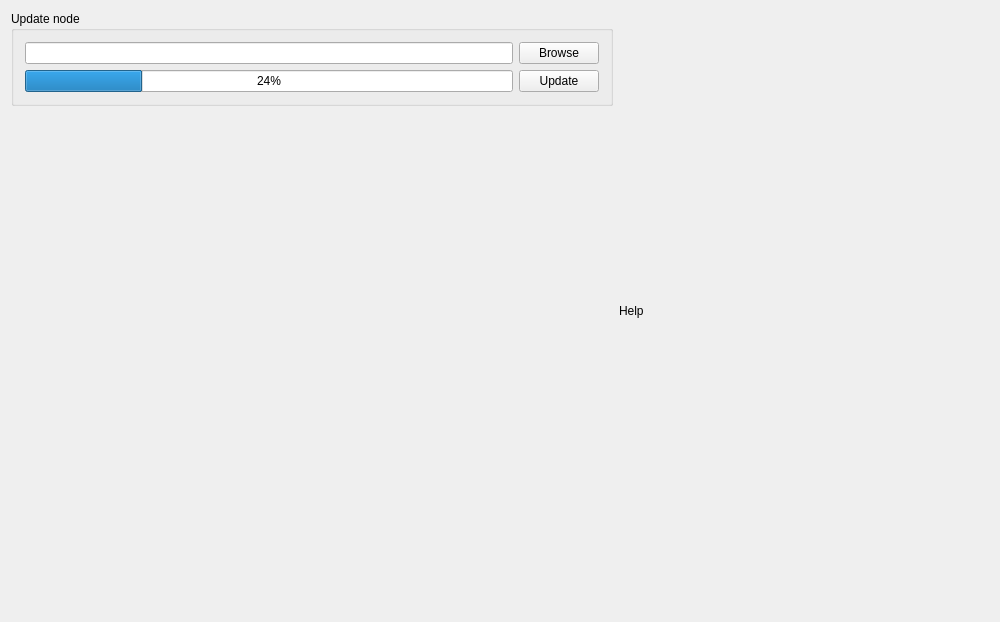
Qt form lpstools/assets/gui.ui (bitcraze/lps-tools) before a commit.
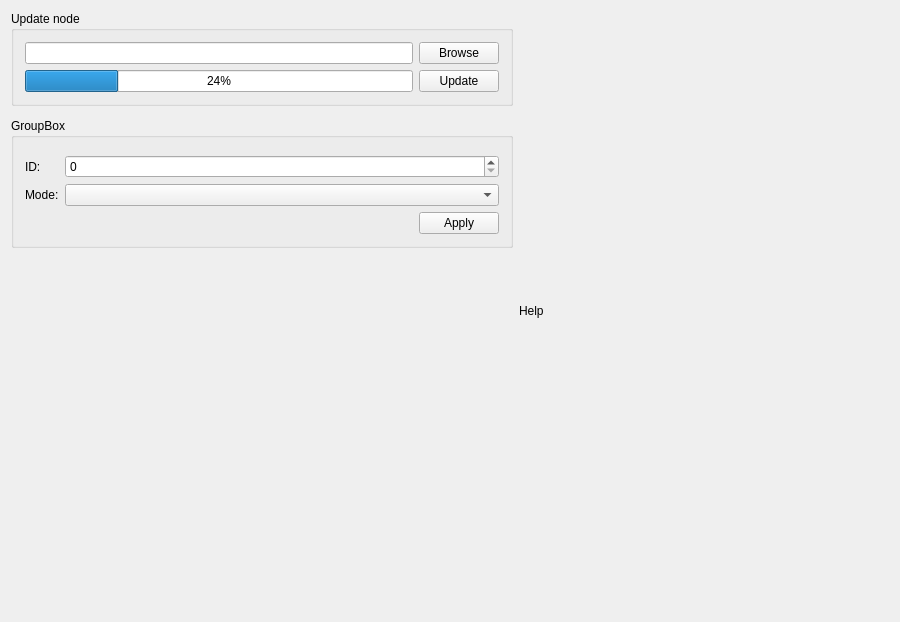
The same form after that commit.

Commit message: #5 update lps tools gui with configure groupbox

Patch:
```diff
--- a/lpstools/assets/gui.ui
+++ b/lpstools/assets/gui.ui
@@ -9,7 +9,7 @@
    <rect>
     <x>0</x>
     <y>0</y>
-    <width>1000</width>
+    <width>900</width>
     <height>622</height>
    </rect>
   </property>
@@ -28,7 +28,7 @@
    </property>
    <layout class="QGridLayout" name="gridLayout">
     <item row="0" column="0">
-     <widget class="QGroupBox" name="groupBox">
+     <widget class="QGroupBox" name="groupBoxUpdate">
       <property name="enabled">
        <bool>true</bool>
       </property>
@@ -81,7 +81,7 @@
       </layout>
      </widget>
     </item>
-    <item row="1" column="0">
+    <item row="4" column="0">
      <spacer name="verticalSpacer">
       <property name="orientation">
        <enum>Qt::Vertical</enum>
@@ -94,7 +94,63 @@
       </property>
      </spacer>
     </item>
-    <item row="0" column="1" rowspan="2">
+    <item row="2" column="0">
+     <widget class="QGroupBox" name="groupBox">
+      <property name="title">
+       <string>GroupBox</string>
+      </property>
+      <layout class="QFormLayout" name="formLayout_2">
+       <item row="0" column="0">
+        <layout class="QFormLayout" name="formLayout"/>
+       </item>
+       <item row="1" column="0">
+        <widget class="QLabel" name="label_3">
+         <property name="text">
+          <string>ID:</string>
+         </property>
+        </widget>
+       </item>
+       <item row="1" column="1">
+        <widget class="QSpinBox" name="spinBox_2"/>
+       </item>
+       <item row="5" column="0">
+        <widget class="QLabel" name="label_4">
+         <property name="text">
+          <string>Mode:</string>
+         </property>
+        </widget>
+       </item>
+       <item row="5" column="1">
+        <widget class="QComboBox" name="comboBox_2"/>
+       </item>
+       <item row="6" column="1">
+        <layout class="QHBoxLayout" name="horizontalLayout_4">
+         <item>
+          <spacer name="horizontalSpacer_2">
+           <property name="orientation">
+            <enum>Qt::Horizontal</enum>
+           </property>
+           <property name="sizeHint" stdset="0">
+            <size>
+             <width>40</width>
+             <height>20</height>
+            </size>
+           </property>
+          </spacer>
+         </item>
+         <item>
+          <widget class="QPushButton" name="configureButton">
+           <property name="text">
+            <string>Apply</string>
+           </property>
+          </widget>
+         </item>
+        </layout>
+       </item>
+      </layout>
+     </widget>
+    </item>
+    <item row="0" column="1" rowspan="5">
      <widget class="QLabel" name="infoLabel">
       <property name="enabled">
        <bool>true</bool>
```
